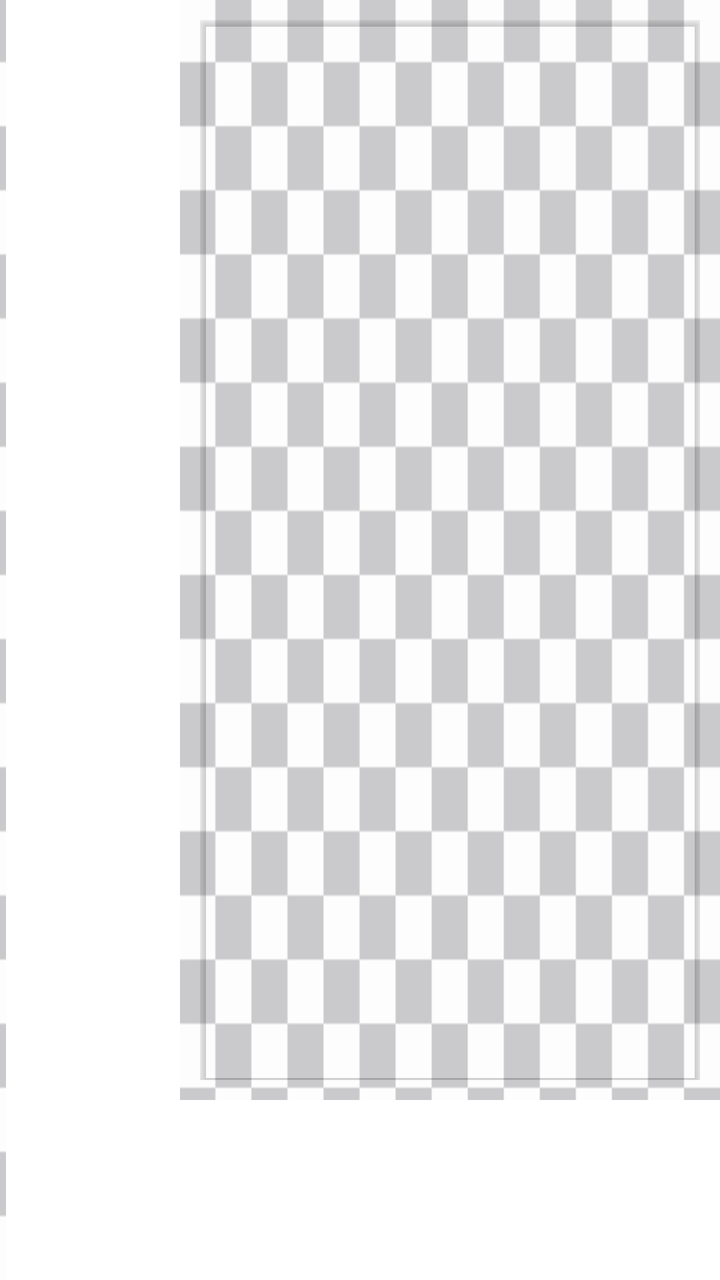
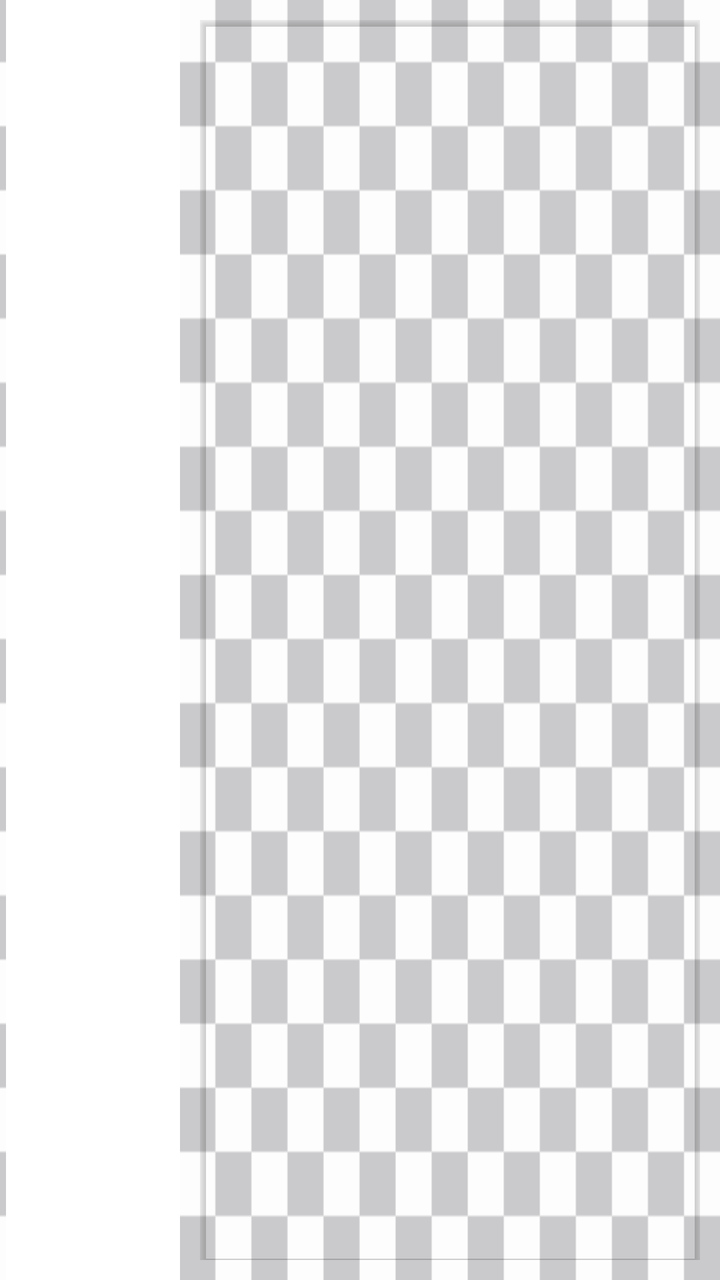

Compare the two renders of this Android layout. The source of the first and the diff that turns it into the second are given below.
<!-- AndroidManifest.xml: activity theme Theme.AppCompat.NoActionBar -->
<!-- res/layout/activity_card_main.xml -->
<?xml version="1.0" encoding="utf-8"?>
<LinearLayout xmlns:android="http://schemas.android.com/apk/res/android"
    xmlns:app="http://schemas.android.com/apk/res-auto"
    xmlns:tools="http://schemas.android.com/tools"
    android:layout_width="match_parent"
    android:layout_height="match_parent"
    android:background="@drawable/background"
    android:orientation="horizontal"
    tools:context=".activities.CardMainActivity">

    <LinearLayout

        android:layout_width="@dimen/size90dp"
        android:layout_height="match_parent"
        android:orientation="vertical">

        <ListView
            android:id="@+id/listview"
            android:layout_width="match_parent"
            android:layout_height="match_parent"
            android:layout_marginLeft="@dimen/size3dp"
            android:background="@color/colorwhite"
            android:dividerHeight="@dimen/size3dp"
            android:padding="@dimen/size1dp" />

    </LinearLayout>

    <RelativeLayout
        android:layout_width="match_parent"
        android:layout_height="match_parent">

        <LinearLayout
            android:id="@+id/ll_util1"
            android:layout_width="match_parent"
            android:layout_height="match_parent"
            android:layout_above="@+id/root_container1"
            android:layout_margin="@dimen/size10dp">

            <android.support.v7.widget.CardView
                android:id="@+id/card_root"
                android:layout_width="match_parent"
                android:layout_height="match_parent"
                android:background="#00112121"
                app:cardBackgroundColor="#00112121">

                <ImageView
                    android:id="@+id/layerone"
                    android:layout_width="match_parent"
                    android:layout_height="match_parent"
                    android:scaleType="fitXY" />

                <LinearLayout
                    android:layout_width="match_parent"
                    android:layout_height="match_parent"
                    android:scaleType="fitXY">

                    <RelativeLayout xmlns:android="http://schemas.android.com/apk/res/android"
                        xmlns:app="http://schemas.android.com/apk/res-auto"
                        android:id="@+id/root"
                        android:layout_width="match_parent"
                        android:layout_height="match_parent"
                        android:clipToPadding="false">


                    </RelativeLayout>

                </LinearLayout>


            </android.support.v7.widget.CardView>

        </LinearLayout>

        <FrameLayout
            android:id="@+id/root_container1"
            android:layout_width="match_parent"
            android:layout_height="@dimen/size90dp"
            android:layout_alignParentBottom="true"
            android:background="@color/colorwhite"
            android:orientation="vertical">

            <FrameLayout
                android:id="@+id/root_container"
                android:layout_width="match_parent"
                android:layout_height="match_parent" />

        </FrameLayout>

    </RelativeLayout>


</LinearLayout>
<!-- resources referenced by this layout -->
<resources>
  <color name="colorwhite">#ffffff</color>
  <dimen name="size10dp">10dp</dimen>
  <dimen name="size1dp">1dp</dimen>
  <dimen name="size3dp">3dp</dimen>
  <dimen name="size90dp">90dp</dimen>
  <!-- drawable background: png bitmap (drawable-xxxhdpi, 4470 bytes) -->
</resources>

<!-- the commit's change to res/layout/activity_card_main.xml (unified diff, before → after) -->
@@ -74,7 +74,7 @@
         <FrameLayout
             android:id="@+id/root_container1"
             android:layout_width="match_parent"
-            android:layout_height="@dimen/size90dp"
+            android:layout_height="wrap_content"
             android:layout_alignParentBottom="true"
             android:background="@color/colorwhite"
             android:orientation="vertical">
